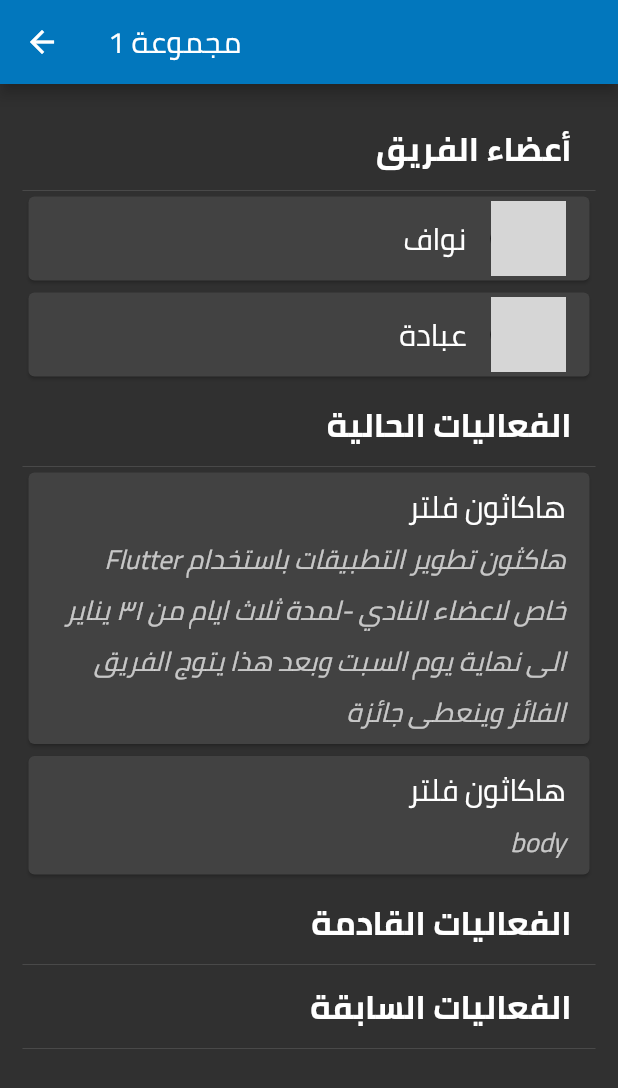
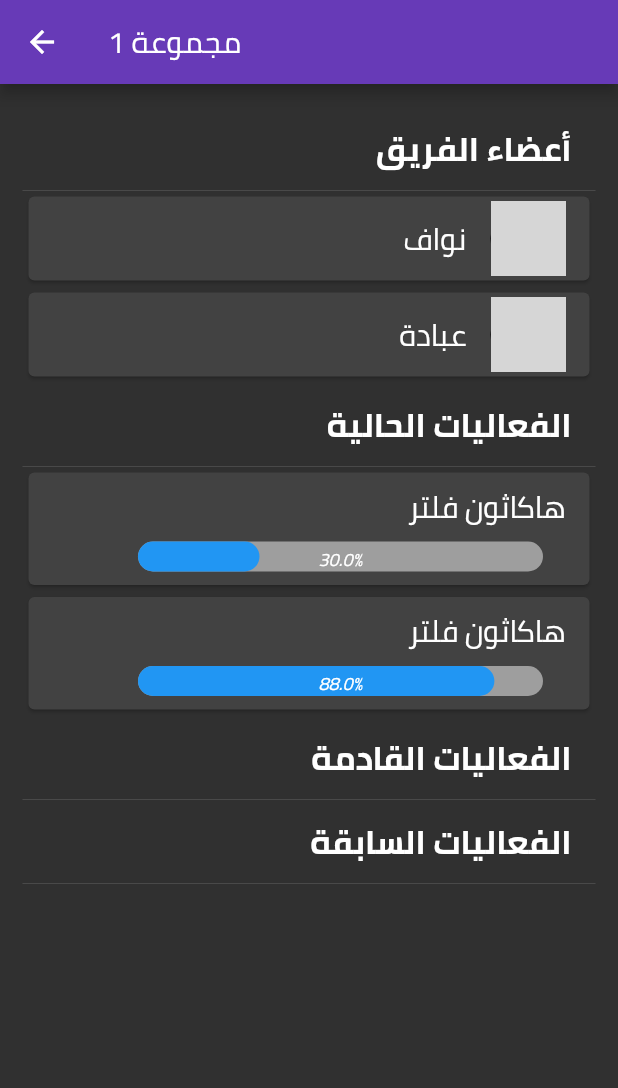
Before and after one commit to nawif/FTC-HACKATHON-FLUTTER, a Flutter app: the screen it shows after launch, after a tap on "مجموعة عبادة الأسطورة", on a phone screen of 412 x 824 dp. Shown: the top 1088 px of the screen. Run offline on Flutter 3.47's test engine with Material 2 defaults, Android fonts, the phone set to English and light mode, and no system bars; drawn by our look-alikes of percent_indicator; network calls fail; grey boxes are pictures that could not be loaded.

Commit message:
too many things

```diff
--- a/lib/eventDetails.dart
+++ b/lib/eventDetails.dart
@@ -48,9 +48,9 @@ class eventDetails extends StatelessWidget {
                           radius: 90.0,
                           lineWidth: 10.0,
                           animation: true,
-                          percent: 0.7,
+                          percent: event.percentage,
                           center: new Text(
-                            "70.0%",
+                            (event.percentage*100).toString()+"%",
                             style: new TextStyle(fontWeight: FontWeight.bold, fontSize: 20.0),
                           ),
                           footer: new Text(
--- a/lib/groupView.dart
+++ b/lib/groupView.dart
@@ -1,4 +1,5 @@
 import 'package:flutter/material.dart';
+import 'package:percent_indicator/linear_percent_indicator.dart';
 import 'post.dart';
 import 'main.dart';
 import 'eventDetails.dart';
@@ -35,31 +36,51 @@ class GroupView extends StatelessWidget {
       body: Directionality(
         textDirection: TextDirection.rtl,
         child: ListView.builder(
+
             itemCount: 4 + members.length + events.length,
             padding: const EdgeInsets.all(15.0),
             itemBuilder: (context, position) {
               if (position == 0) return getColTitle("أعضاء الفريق", context);
 
-              if (position <= members.length) return getColMember(position, context);
-              if (position == members.length + 1) return getColTitle("الفعاليات الحالية", context);
+              if (position <= members.length)
+                return getColMember(position, context);
+              if (position == members.length + 1)
+                return getColTitle("الفعاليات الحالية", context);
               if (position <= members.length + currentEvents.length + 1) {
-                return getColEvent(currentEvents[position - members.length - 2], context);
+                return getColEvent(
+                    currentEvents[position - members.length - 2], context);
               }
               if (members.length + currentEvents.length + 2 == position) {
                 return getColTitle("الفعاليات القادمة", context);
               }
-              if (position < members.length + currentEvents.length + 3 + comingEvents.length) {
-                return getColEvent(comingEvents[position - members.length - 3 - currentEvents.length], context);
+              if (position <
+                  members.length +
+                      currentEvents.length +
+                      3 +
+                      comingEvents.length) {
+                return getColEvent(
+                    comingEvents[
+                        position - members.length - 3 - currentEvents.length],
+                    context);
               }
-              if (position == members.length + currentEvents.length + 3 + comingEvents.length) {
+              if (position ==
+                  members.length +
+                      currentEvents.length +
+                      3 +
+                      comingEvents.length) {
                 return getColTitle("الفعاليات السابقة", context);
               }
-              return getColEvent( prevEvents[position - (members.length + currentEvents.length + 4 + comingEvents.length)], context);
+              return getColEvent(
+                  prevEvents[position -
+                      (members.length +
+                          currentEvents.length +
+                          4 +
+                          comingEvents.length)],
+                  context);
             }),
       ),
     );
   }
-
 
   Widget getColMember(int position, BuildContext context) {
     return new Column(
@@ -75,7 +96,8 @@ class GroupView extends StatelessWidget {
                   ),
                   leading: Container(
                     child: CircleAvatar(
-                      backgroundImage: NetworkImage('${members[position - 1].url}'),
+                      backgroundImage:
+                          NetworkImage('${members[position - 1].url}'),
                       radius: 25.0,
                     ),
                   ),
@@ -104,22 +126,44 @@ class GroupView extends StatelessWidget {
 
   Column getColEvent(Event e, BuildContext context) {
     return new Column(
+                    mainAxisAlignment: MainAxisAlignment.center,
       children: <Widget>[
         Center(
           child: Card(
             child: Column(
+              mainAxisAlignment: MainAxisAlignment.center,
               mainAxisSize: MainAxisSize.min,
               children: <Widget>[
                 ListTile(
                   title: Text(e.name),
-                subtitle: Text(e.body),
+                  subtitle: getProgressBar(e.percentage),
                   onTap: () => _onTapItem(context, e),
                 ),
               ],
             ),
           ),
-    )
+        ),
+
       ],
+    );
+  }
+
+  getProgressBar(double percentage) {
+    return Padding(
+      padding: EdgeInsets.all(5.0),
+      child: new LinearPercentIndicator(
+        width: 290.0,
+        lineHeight: 20.0,
+        percent: percentage,
+        center: Text(
+          (percentage*100).toString()+"%",
+          style: new TextStyle(fontSize: 12.0),
+        ),
+//        trailing: Icon(Icons),
+        linearStrokeCap: LinearStrokeCap.roundAll,
+        backgroundColor: Colors.grey,
+        progressColor: Colors.blue,
+      ),
     );
   }
 
--- a/lib/main.dart
+++ b/lib/main.dart
@@ -35,8 +35,8 @@ class _ListViewState extends State<ListViewApp> {
 			theme: ThemeData(
 				// Define the default Brightness and Colors
         brightness: Brightness.dark,
-        primaryColor: Colors.lightBlue[800],
-        accentColor: Colors.cyan[600],
+        primaryColor: Colors.deepPurple,
+        accentColor: Colors.deepPurpleAccent,
 
 				// Define the default Font Family
 				fontFamily: 'Cairo',
@@ -65,7 +65,7 @@ class _ListViewState extends State<ListViewApp> {
         appBar: AppBar(
           title: Text('قائمة قادة المجموعات'),
           centerTitle: true,
-          backgroundColor: Colors.deepPurpleAccent,
+          // backgroundColor: pri,
         ),
         body: Center(
           child: ListView.builder(
--- a/lib/post.dart
+++ b/lib/post.dart
@@ -24,11 +24,11 @@ class Group {
           "هاكثون تطوير التطبيقات باستخدام Flutter خاص لاعضاء النادي -لمدة ثلاث ايام من ٣١ يناير الى نهاية يوم السبت وبعد هذا يتوج الفريق الفائز وينعطى جائزة",
           "2019/1/1",
           [1, 1, 1],
-          EventType.inProgress),
-      Event("هاكاثون فلتر", "body", "2019/1/1", [1, 1, 1], EventType.inProgress)
+          EventType.inProgress, 0.3),
+      Event("هاكاثون فلتر", "body", "2019/1/1", [1, 1, 1], EventType.inProgress,0.88)
     ], [
       new Member('https://www.ftcksu.com/v1/users/getUserImage/${id}', "نواف", 1),
-      new Member('https://www.ftcksu.com/v1/users/getUserImage/${id + 1}', "عبادة", 62)
+      new Member('https://www.ftcksu.com/v1/users/getUserImage/${id++}', "عبادة", 62)
     ]);
   }
 }
@@ -45,6 +45,7 @@ class Event {
   final String name;
   final String body;
   final String date;
+  final double percentage;
   List<int> checkedItems;
   EventType eventType;
 
@@ -64,7 +65,7 @@ class Event {
     }
   }
 
-  Event(this.name, this.body, this.date, this.checkedItems, this.eventType);
+  Event(this.name, this.body, this.date, this.checkedItems, this.eventType, this.percentage);
 }
 
 enum EventType { ComingSoon, Finished, inProgress }
```
Lines whose indentation alone changed are shown as unchanged.
